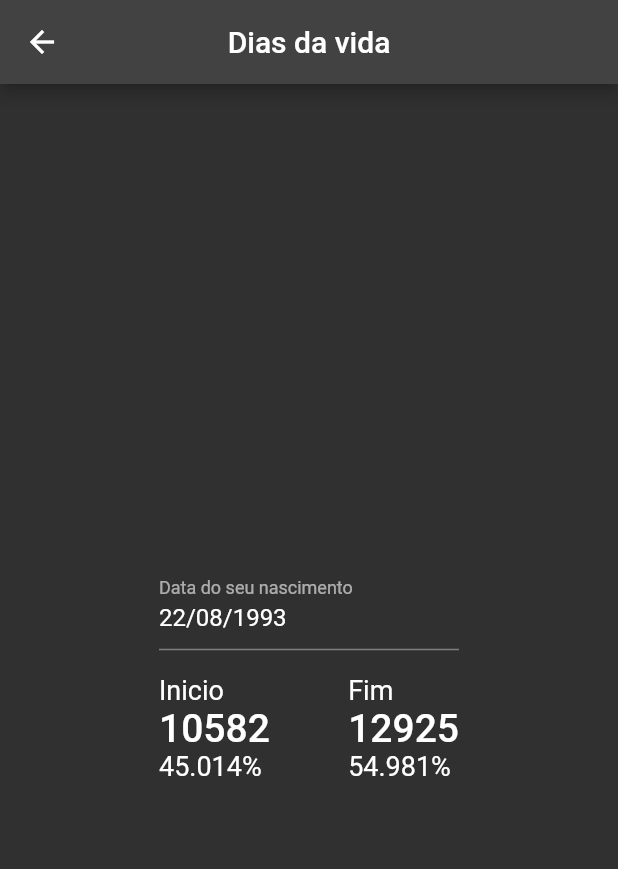
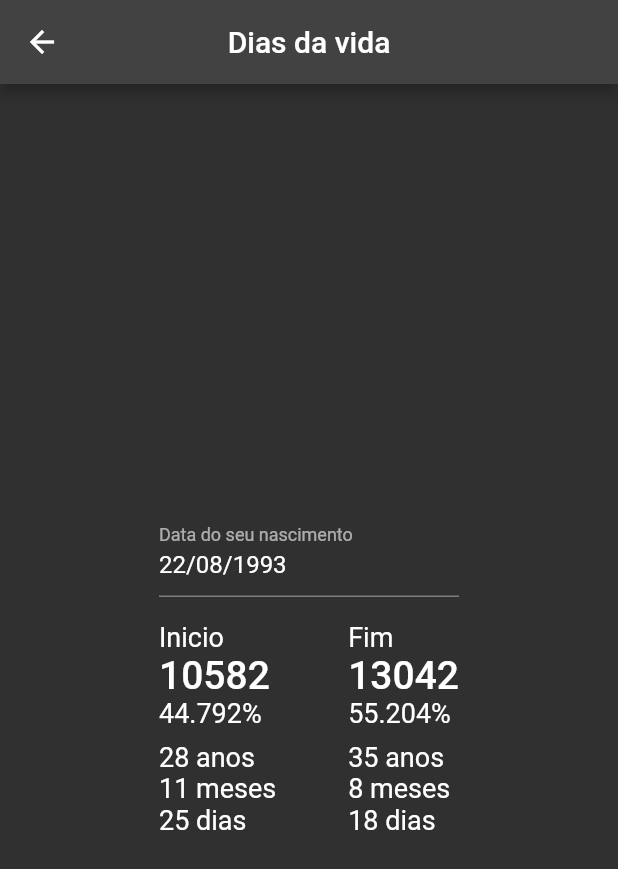
Before and after one commit to leandrorochaadm/deadline-flutter, a Flutter app: the LifePage screen opened by its route, on a phone screen of 412 x 824 dp. Shown: the top 869 px of the screen. Run offline on Flutter 3.47's test engine with Material 2 defaults, Android fonts, the phone set to English and light mode, and no system bars.

Commit message:
feat(register): date calculate formatted year month day

```diff
--- a/lib/ui/pages/life/life_controller.dart
+++ b/lib/ui/pages/life/life_controller.dart
@@ -1,7 +1,7 @@
 import 'package:intl/intl.dart';
 
 class LifeController {
-  DateTime dateEndLife = DateTime(2058);
+  DateTime dateEndLife = DateTime(2058, 4, 28);
   DateTime dateStartLife = DateTime(1993, 8, 22);
 
   String dateEndLifeStr() {
@@ -26,6 +26,18 @@
     return (missingDaysEndLife() / daysLife() * 100).toStringAsFixed(3);
   }
 
+  String daysToFormated(int days) {
+    final y = (days / 365.25).floor();
+    final yd = (y * 365.25);
+    final m = ((days - yd) / 30).floor();
+    final md = m * 30;
+    final d = (days - yd - md).floor();
+    return '$y anos \n$m meses \n$d dias';
+  }
+
+  String missingStringEndLife() => daysToFormated(missingDaysEndLife());
+  String beginningStringStartLife() => daysToFormated(beginningDaysStartLife());
+
   String? validForm(String? value) {
     if (value == null || value.isEmpty || value.length < 10) {
       dateStartLife = DateTime.now();
--- a/lib/ui/pages/life/life_page.dart
+++ b/lib/ui/pages/life/life_page.dart
@@ -66,6 +66,11 @@
                                 ),
                                 Text(
                                     '${widget.controller.percentagePassedLife()}%'),
+                                const SizedBox(height: 8),
+                                Text(
+                                  widget.controller.beginningStringStartLife(),
+                                  style: Theme.of(context).textTheme.bodyText2,
+                                ),
                               ],
                             ),
                             Column(
@@ -78,6 +83,11 @@
                                 ),
                                 Text(
                                     '${widget.controller.percentageTheEndLife()}%'),
+                                const SizedBox(height: 8),
+                                Text(
+                                  widget.controller.missingStringEndLife(),
+                                  style: Theme.of(context).textTheme.bodyText2,
+                                ),
                               ],
                             ),
                           ],
```
